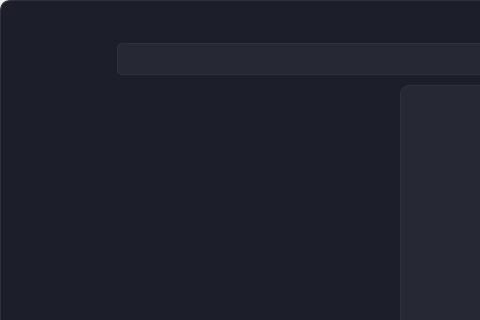
This is mainwindow.ui in qelezy/FileManagerQt as Qt 5 draws it before an edit; both pictures show x 0 to 480 and y 0 to 320 of the 800 by 600 pixel window. The edited form follows.
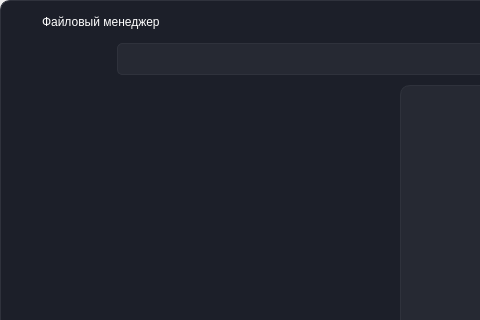
This is the edited form. Icons and pictures are not drawn. Custom widgets are drawn as their Qt base class.

The edit to the form file:
```diff
--- a/mainwindow.ui
+++ b/mainwindow.ui
@@ -132,6 +132,18 @@
             <property name="bottomMargin">
              <number>0</number>
             </property>
+            <item>
+             <widget class="QLabel" name="appName">
+              <property name="styleSheet">
+               <string notr="true">QLabel {
+	border: none;
+}</string>
+              </property>
+              <property name="text">
+               <string>Файловый менеджер</string>
+              </property>
+             </widget>
+            </item>
             <item>
              <spacer name="horizontalSpacer_3">
               <property name="orientation">
```
Left out of the diff: 4 changed lines with no effect on the pictures.
